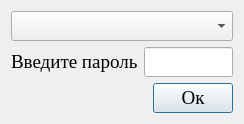
Old version of the form optimizationmethods/ui/mainwindowPass.ui in the repository Eliminationzx/optimizationmethods.
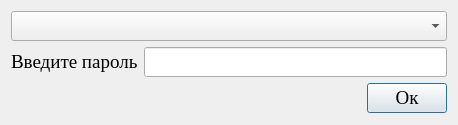
New version of the form. Icons and pictures are not drawn.

Commit message: Сделал, чтоб пароль звёздочками вводился.

```diff
--- a/optimizationmethods/ui/mainwindowPass.ui
+++ b/optimizationmethods/ui/mainwindowPass.ui
@@ -6,8 +6,8 @@
    <rect>
     <x>0</x>
     <y>0</y>
-    <width>244</width>
-    <height>121</height>
+    <width>458</width>
+    <height>125</height>
    </rect>
   </property>
   <property name="font">
@@ -39,6 +39,9 @@
      <property name="text">
       <string/>
      </property>
+     <property name="echoMode">
+      <enum>QLineEdit::PasswordEchoOnEdit</enum>
+     </property>
     </widget>
    </item>
    <item row="2" column="0" colspan="2">
```
